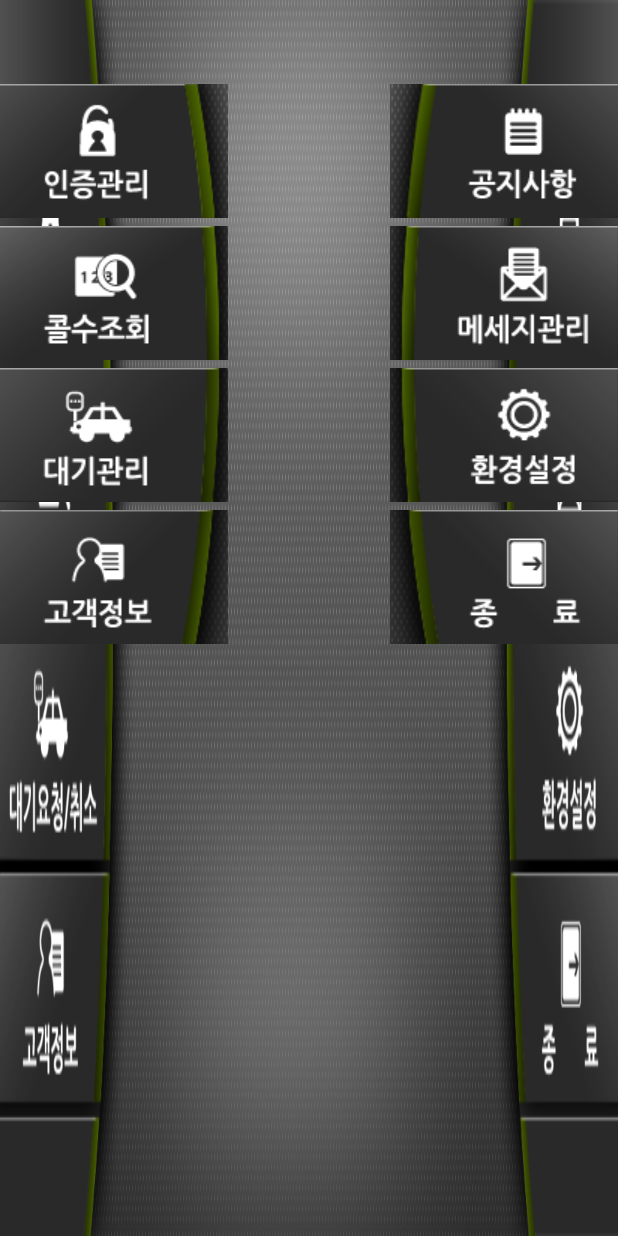
After one commit to rs992214/Florida, an Android app: the layout activity_main_hanam.xml on its own in the app's theme, with its tools: preview values and no code run, on a phone screen of 412 x 824 dp. The commit adds this screen. Run offline under Robolectric (Android 15) with nearby library versions, the phone set to English and light mode, and no system bars.

Commit message:
[new] 하남용 "대기관리" UI 추가
- 대기현황 데이터 받아오는 기능은 추후 구현
- service number 값이 3 이면 하남 UI로 동작, 이외의 경우 성남 UI로 동작.

```diff
--- a/app/src/main/AndroidManifest.xml
+++ b/app/src/main/AndroidManifest.xml
@@ -33,6 +33,11 @@
 
         <service android:name=".service.AlwaysOnService" />
         <service android:name=".service.ScenarioService" />
+
+        <activity
+            android:taskAffinity=""
+            android:theme="@style/FullscreenTheme"
+            android:name=".ui.WaitStateActivity" />
 
         <activity
             android:taskAffinity=""
--- a/app/src/main/java/com/thinkware/florida/ui/fragment/ServiceStatusFragment.java
+++ b/app/src/main/java/com/thinkware/florida/ui/fragment/ServiceStatusFragment.java
@@ -44,7 +44,7 @@ public class ServiceStatusFragment extends BaseFragment {
     int modemInitializeCount;
 
     //---------------------------------------------------------------------------------------------
-    // contructor
+    // constructor
     //---------------------------------------------------------------------------------------------
     public ServiceStatusFragment() {
         // Required empty public constructor
--- /dev/null
+++ b/app/src/main/res/layout/activity_main_hanam.xml
@@ -0,0 +1,94 @@
+<?xml version="1.0" encoding="utf-8"?>
+<RelativeLayout xmlns:android="http://schemas.android.com/apk/res/android"
+    android:id="@+id/container"
+    android:layout_width="match_parent"
+    android:layout_height="match_parent"
+    android:background="@drawable/main_bg">
+
+    <Button
+        android:id="@+id/menu_debug"
+        android:layout_width="80dp"
+        android:layout_height="50dp"
+        android:background="@null"
+        android:onClick="processDebug" />
+
+    <LinearLayout
+        android:layout_width="wrap_content"
+        android:layout_height="wrap_content"
+        android:layout_marginTop="56dp"
+        android:orientation="vertical">
+
+        <TextView
+            android:id="@+id/menu_servicemanage"
+            style="@style/MenuButton"
+            android:background="@drawable/selector_menu_service" />
+
+        <com.thinkware.florida.ui.view.StatusImageView
+            android:id="@+id/menu_querycallnum"
+            style="@style/MenuButton"
+            android:src="@drawable/querycallnum" />
+
+        <com.thinkware.florida.ui.view.StatusImageView
+            android:id="@+id/menu_manwait"
+            style="@style/MenuButton"
+            android:src="@drawable/manwait" />
+
+        <com.thinkware.florida.ui.view.StatusImageView
+            android:id="@+id/menu_callerinfo"
+            style="@style/MenuButton"
+            android:src="@drawable/callerinfo" />
+    </LinearLayout>
+
+
+    <LinearLayout
+        android:layout_width="wrap_content"
+        android:layout_height="wrap_content"
+        android:layout_alignParentRight="true"
+        android:layout_marginTop="56dp"
+        android:orientation="vertical">
+
+        <com.thinkware.florida.ui.view.StatusImageView
+            android:id="@+id/menu_notice"
+            style="@style/MenuButton"
+            android:src="@drawable/notice" />
+
+        <com.thinkware.florida.ui.view.StatusImageView
+            android:id="@+id/menu_message"
+            style="@style/MenuButton"
+            android:src="@drawable/message" />
+
+        <com.thinkware.florida.ui.view.StatusImageView
+            android:id="@+id/menu_config"
+            style="@style/MenuButton"
+            android:src="@drawable/config" />
+
+        <com.thinkware.florida.ui.view.StatusImageView
+            android:id="@+id/menu_exit"
+            style="@style/MenuButton"
+            android:src="@drawable/exit" />
+    </LinearLayout>
+
+    <TextView
+        android:id="@+id/corporation_type"
+        android:layout_width="wrap_content"
+        android:layout_height="wrap_content"
+        android:layout_alignParentRight="true"
+        android:layout_alignParentTop="true"
+        android:layout_marginRight="40dp"
+        android:layout_marginTop="10dp"
+        android:textColor="#cccccc"
+        android:textSize="20dp"
+        android:textStyle="bold" />
+
+    <TextView
+        android:id="@+id/version_info"
+        android:layout_width="wrap_content"
+        android:layout_height="wrap_content"
+        android:layout_alignParentBottom="true"
+        android:layout_alignParentRight="true"
+        android:layout_marginBottom="13dp"
+        android:layout_marginRight="8dp"
+        android:textColor="#cccccc"
+        android:textSize="13dp" />
+
+</RelativeLayout>
```
Also changed, not shown: app/src/main/java/com/thinkware/florida/ui/MainActivity.java (+20 -5 lines), app/src/main/java/com/thinkware/florida/ui/WaitStateActivity.java (added, +31 -0 lines), app/src/main/java/com/thinkware/florida/ui/fragment/ManageWaitCallFragment.java (added, +77 -0 lines), app/src/main/res/drawable/selector_close_x_button.xml (added, +10 -0 lines), app/src/main/res/layout/activity_wait_state.xml (added, +19 -0 lines), app/src/main/res/layout/fragment_wait_management.xml (added, +26 -0 lines), app/src/main/res/drawable/main_bg_hanam.png (added), app/src/main/res/drawable/manwait.png (added), app/src/main/res/drawable/wait_manage_bg.png (added), app/src/main/res/drawable/wait_req_button.png (added), app/src/main/res/drawable/wait_state_bg.png (added), app/src/main/res/drawable/wait_state_button.png (added), app/src/main/res/drawable/wait_state_close_button.png (added).
